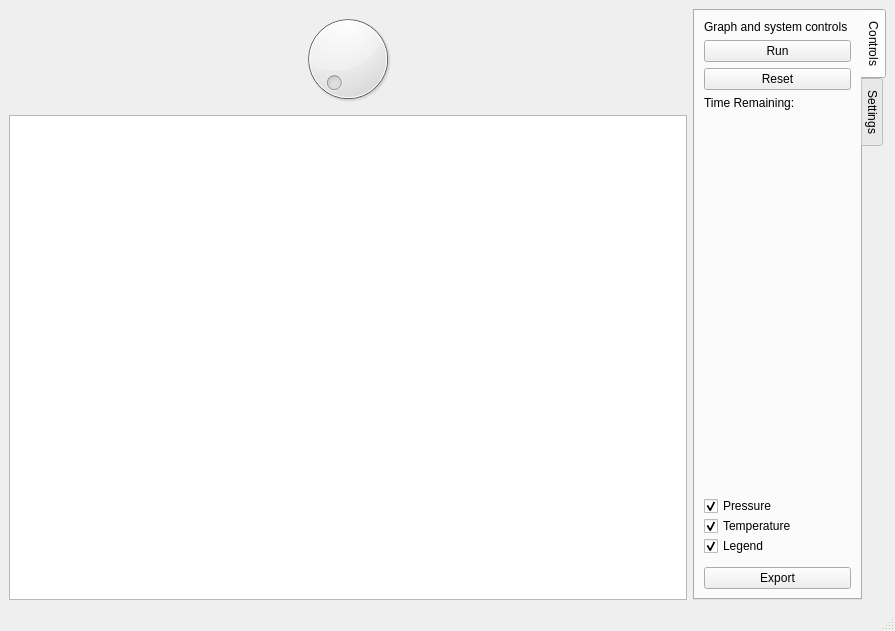
The window that app.ui (louis-spencer/PVSL_Testing) describes before a commit, drawn with Qt 5.
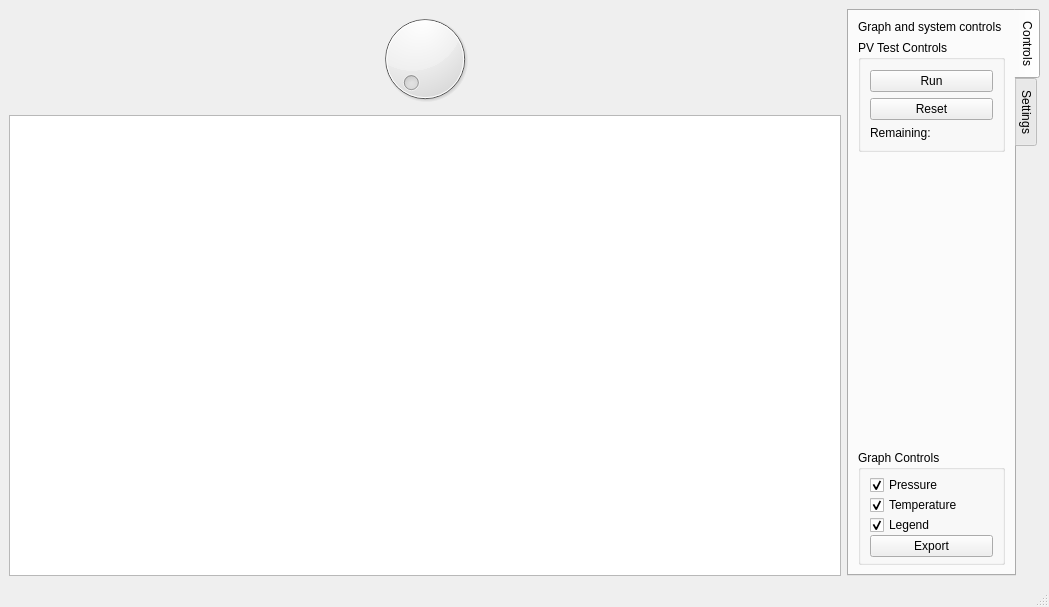
The same window after the commit.

Commit message: modified app.ui and pyqt...py

What changed in the file:
```diff
--- a/app.ui
+++ b/app.ui
@@ -6,8 +6,8 @@
    <rect>
     <x>0</x>
     <y>0</y>
-    <width>895</width>
-    <height>631</height>
+    <width>1049</width>
+    <height>607</height>
    </rect>
   </property>
   <property name="windowTitle">
@@ -28,6 +28,9 @@
           <verstretch>0</verstretch>
          </sizepolicy>
         </property>
+        <property name="layoutDirection">
+         <enum>Qt::LeftToRight</enum>
+        </property>
         <property name="tabPosition">
          <enum>QTabWidget::East</enum>
         </property>
@@ -47,6 +50,9 @@
               <verstretch>0</verstretch>
              </sizepolicy>
             </property>
+            <property name="styleSheet">
+             <string notr="true"/>
+            </property>
             <property name="text">
              <string>Graph and system controls</string>
             </property>
@@ -59,12 +65,43 @@
            </widget>
           </item>
           <item>
-           <layout class="QVBoxLayout" name="test_container">
+           <widget class="QGroupBox" name="PVTestControls">
+            <property name="mouseTracking">
+             <bool>false</bool>
+            </property>
+            <property name="autoFillBackground">
+             <bool>false</bool>
+            </property>
+            <property name="styleSheet">
+             <string notr="true"/>
+            </property>
+            <property name="title">
+             <string>PV Test Controls</string>
+            </property>
+            <layout class="QVBoxLayout" name="verticalLayout_4">
+             <property name="spacing">
+              <number>6</number>
+             </property>
+             <property name="leftMargin">
+              <number>9</number>
+             </property>
+             <property name="topMargin">
+              <number>10</number>
+             </property>
+             <property name="rightMargin">
+              <number>9</number>
+             </property>
             <item>
              <widget class="QPushButton" name="run_pause">
               <property name="text">
                <string>Run</string>
               </property>
+               <property name="checkable">
+                <bool>false</bool>
+               </property>
+               <property name="default">
+                <bool>false</bool>
+               </property>
              </widget>
             </item>
             <item>
@@ -77,7 +114,7 @@
             <item>
              <widget class="QLabel" name="time_remaining">
               <property name="text">
-               <string>Time Remaining:</string>
+                <string>Remaining:</string>
               </property>
               <property name="wordWrap">
                <bool>true</bool>
@@ -85,6 +122,7 @@
              </widget>
             </item>
            </layout>
+           </widget>
           </item>
           <item>
            <spacer name="verticalSpacer">
@@ -100,6 +138,10 @@
            </spacer>
           </item>
           <item>
+           <widget class="QGroupBox" name="GraphControls">
+            <property name="title">
+             <string>Graph Controls</string>
+            </property>
            <layout class="QVBoxLayout" name="graph_settings_container">
             <property name="spacing">
              <number>0</number>
@@ -161,8 +203,6 @@
               </property>
              </widget>
             </item>
-           </layout>
-          </item>
           <item>
            <widget class="QPushButton" name="export_2">
             <property name="text">
@@ -172,6 +212,9 @@
           </item>
          </layout>
         </widget>
+          </item>
+         </layout>
+        </widget>
         <widget class="QWidget" name="settings_tab">
          <attribute name="title">
           <string>Settings</string>
```
Left out of the diff: 76 changed lines with no effect on the pictures. Lines whose indentation alone changed are shown as unchanged. The commit also changes 1 other file.
